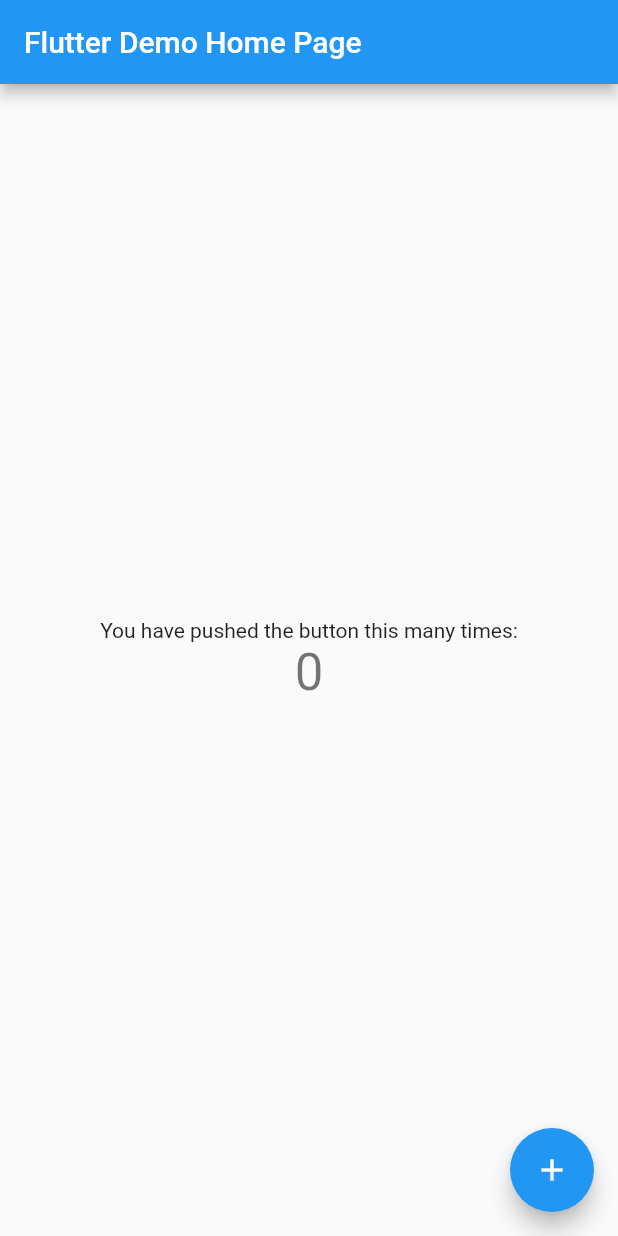
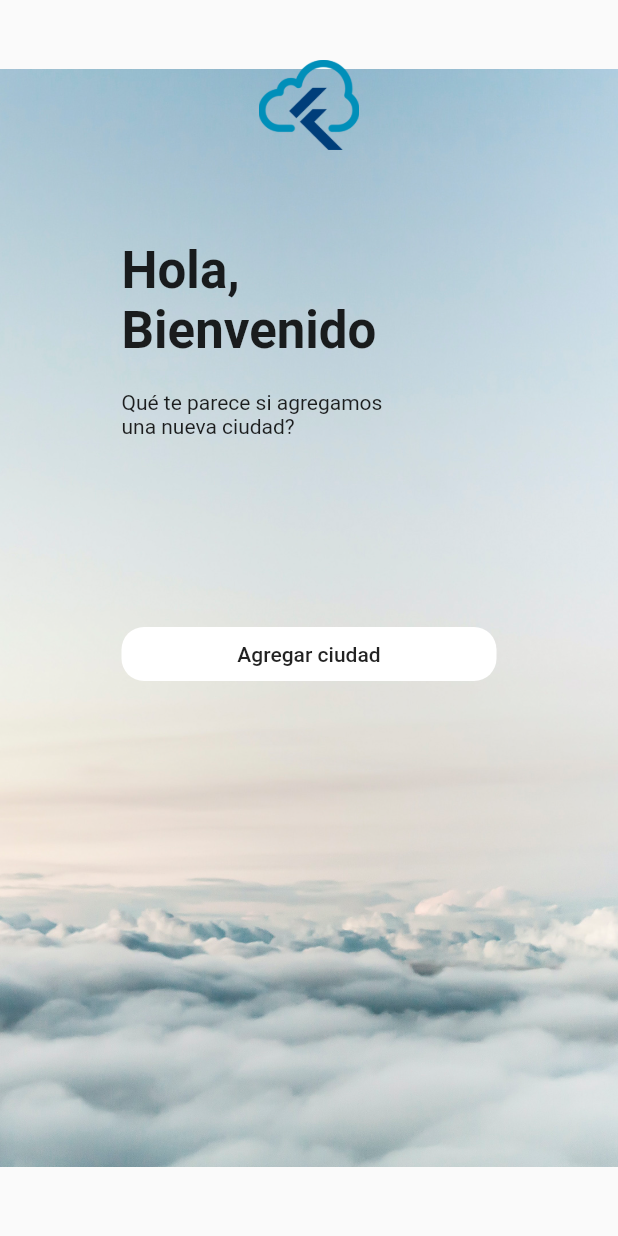
Before and after one commit to cronos88/weather_flutter, a Flutter app: the screen it shows after launch, on a phone screen of 412 x 824 dp. Run offline on Flutter 3.47's test engine with Material 2 defaults, Android fonts, the phone set to English and light mode, and no system bars.

Commit message:
Pantalla Bienvenida

```diff
--- a/lib/main.dart
+++ b/lib/main.dart
@@ -1,111 +1,12 @@
 import 'package:flutter/material.dart';
+import 'package:weatherflutter/screens/home_page.dart';
 
 void main() => runApp(MyApp());
 
 class MyApp extends StatelessWidget {
-  // This widget is the root of your application.
   @override
   Widget build(BuildContext context) {
     return MaterialApp(
-      title: 'Flutter Demo',
-      theme: ThemeData(
-        // This is the theme of your application.
-        //
-        // Try running your application with "flutter run". You'll see the
-        // application has a blue toolbar. Then, without quitting the app, try
-        // changing the primarySwatch below to Colors.green and then invoke
-        // "hot reload" (press "r" in the console where you ran "flutter run",
-        // or simply save your changes to "hot reload" in a Flutter IDE).
-        // Notice that the counter didn't reset back to zero; the application
-        // is not restarted.
-        primarySwatch: Colors.blue,
-      ),
-      home: MyHomePage(title: 'Flutter Demo Home Page'),
-    );
+        title: 'Meteo App', theme: ThemeData.light(), home: HomePage());
   }
 }
-
-class MyHomePage extends StatefulWidget {
-  MyHomePage({Key key, this.title}) : super(key: key);
-
-  // This widget is the home page of your application. It is stateful, meaning
-  // that it has a State object (defined below) that contains fields that affect
-  // how it looks.
-
-  // This class is the configuration for the state. It holds the values (in this
-  // case the title) provided by the parent (in this case the App widget) and
-  // used by the build method of the State. Fields in a Widget subclass are
-  // always marked "final".
-
-  final String title;
-
-  @override
-  _MyHomePageState createState() => _MyHomePageState();
-}
-
-class _MyHomePageState extends State<MyHomePage> {
-  int _counter = 0;
-
-  void _incrementCounter() {
-    setState(() {
-      // This call to setState tells the Flutter framework that something has
-      // changed in this State, which causes it to rerun the build method below
-      // so that the display can reflect the updated values. If we changed
-      // _counter without calling setState(), then the build method would not be
-      // called again, and so nothing would appear to happen.
-      _counter++;
-    });
-  }
-
-  @override
-  Widget build(BuildContext context) {
-    // This method is rerun every time setState is called, for instance as done
-    // by the _incrementCounter method above.
-    //
-    // The Flutter framework has been optimized to make rerunning build methods
-    // fast, so that you can just rebuild anything that needs updating rather
-    // than having to individually change instances of widgets.
-    return Scaffold(
-      appBar: AppBar(
-        // Here we take the value from the MyHomePage object that was created by
-        // the App.build method, and use it to set our appbar title.
-        title: Text(widget.title),
-      ),
-      body: Center(
-        // Center is a layout widget. It takes a single child and positions it
-        // in the middle of the parent.
-        child: Column(
-          // Column is also a layout widget. It takes a list of children and
-          // arranges them vertically. By default, it sizes itself to fit its
-          // children horizontally, and tries to be as tall as its parent.
-          //
-          // Invoke "debug painting" (press "p" in the console, choose the
-          // "Toggle Debug Paint" action from the Flutter Inspector in Android
-          // Studio, or the "Toggle Debug Paint" command in Visual Studio Code)
-          // to see the wireframe for each widget.
-          //
-          // Column has various properties to control how it sizes itself and
-          // how it positions its children. Here we use mainAxisAlignment to
-          // center the children vertically; the main axis here is the vertical
-          // axis because Columns are vertical (the cross axis would be
-          // horizontal).
-          mainAxisAlignment: MainAxisAlignment.center,
-          children: <Widget>[
-            Text(
-              'You have pushed the button this many times:',
-            ),
-            Text(
-              '$_counter',
-              style: Theme.of(context).textTheme.display1,
-            ),
-          ],
-        ),
-      ),
-      floatingActionButton: FloatingActionButton(
-        onPressed: _incrementCounter,
-        tooltip: 'Increment',
-        child: Icon(Icons.add),
-      ), // This trailing comma makes auto-formatting nicer for build methods.
-    );
-  }
-}
--- /dev/null
+++ b/lib/screens/home_page.dart
@@ -0,0 +1,63 @@
+import 'package:flutter/material.dart';
+
+class HomePage extends StatelessWidget {
+  @override
+  Widget build(BuildContext context) {
+    return Scaffold(
+      body: Stack(
+        children: <Widget>[
+          Positioned.fill(
+            child: Image.asset(
+              'assets/welcome.jpg',
+            ),
+          ),
+          SafeArea(
+            child: Center(
+              child: Container(
+                constraints: BoxConstraints(maxWidth: 250),
+                child: Column(
+                  crossAxisAlignment: CrossAxisAlignment.stretch,
+                  children: <Widget>[
+                    SizedBox(
+                      height: 40,
+                    ),
+                    Image.asset(
+                      'assets/logo.png',
+                      height: 60,
+                    ),
+                    SizedBox(
+                      height: 60,
+                    ),
+                    Text(
+                      'Hola,\nBienvenido',
+                      textAlign: TextAlign.start,
+                      style:
+                          TextStyle(fontSize: 34, fontWeight: FontWeight.bold),
+                    ),
+                    SizedBox(
+                      height: 20,
+                    ),
+                    Text(
+                      'Qué te parece si agregamos\nuna nueva ciudad?',
+                      textAlign: TextAlign.start,
+                    ),
+                    SizedBox(
+                      height: 120,
+                    ),
+                    RaisedButton(
+                        color: Colors.white,
+                        elevation: 0,
+                        shape: RoundedRectangleBorder(
+                            borderRadius: BorderRadius.circular(15)),
+                        child: Text('Agregar ciudad'),
+                        onPressed: () {})
+                  ],
+                ),
+              ),
+            ),
+          ),
+        ],
+      ),
+    );
+  }
+}
--- a/pubspec.yaml
+++ b/pubspec.yaml
@@ -41,8 +41,8 @@ flutter:
   uses-material-design: true
 
   # To add assets to your application, add an assets section, like this:
-  # assets:
-  #  - images/a_dot_burr.jpeg
+  assets:
+   - assets/
   #  - images/a_dot_ham.jpeg
 
   # An image asset can refer to one or more resolution-specific "variants", see
```
Also changed, not shown: assets/background_states/c.jpg (added), assets/background_states/h.jpg (added), assets/background_states/hc.jpg (added), assets/background_states/hr.jpg (added), assets/background_states/lc.jpg (added), assets/background_states/lr.jpg (added), assets/background_states/s.jpg (added), assets/background_states/sl.jpg (added), assets/background_states/sn.jpg (added), assets/background_states/t.jpg (added), assets/loader.png (added), assets/logo.png (added), assets/welcome.jpg (added).
